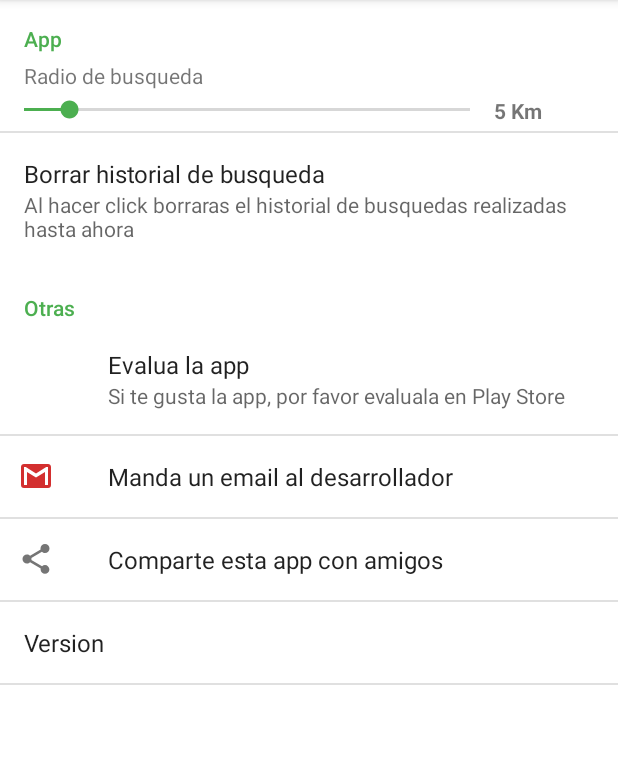
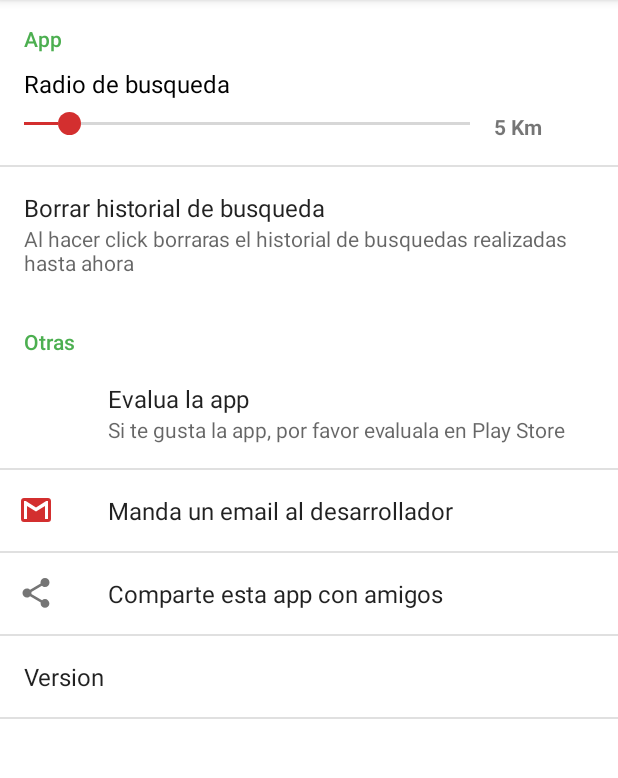
Before and after one commit to cahergil/Farmacias, an Android app: the fragment SettingsFragment shown on its own in the app's theme, on a phone screen of 412 x 824 dp, the part 84-862 px from its top. Run offline under Robolectric (Android 15) with nearby library versions, the phone set to English and light mode, and no system bars; libraries missing offline, so code that uses them is left out: com.bettervectordrawable.utils; 1 statement that could not run was skipped.

Commit message:
fix:  now Seekbar control slides . No need to implement onTouchListener to handle actions down->move of the thumb. The control has already this functionlity out the box, just update the summary.

```diff
--- a/app/src/main/java/com/chernandezgil/farmacias/customwidget/SeekBarPreference.java
+++ b/app/src/main/java/com/chernandezgil/farmacias/customwidget/SeekBarPreference.java
@@ -2,24 +2,36 @@ package com.chernandezgil.farmacias.customwidget;
 
 import android.content.Context;
 import android.content.res.TypedArray;
+import android.os.Parcel;
+import android.os.Parcelable;
 import android.preference.Preference;
+import android.support.v4.content.ContextCompat;
 import android.util.AttributeSet;
+import android.util.Log;
 import android.view.LayoutInflater;
+import android.view.MotionEvent;
 import android.view.View;
 import android.view.ViewGroup;
 import android.widget.SeekBar;
 import android.widget.TextView;
 
 import com.chernandezgil.farmacias.R;
+import com.chernandezgil.farmacias.Utilities.Utils;
 
 /**
  * Created by Carlos on 11/08/2016.
  */
-public class SeekBarPreference extends Preference implements SeekBar.OnSeekBarChangeListener {
+
+//see https://developer.android.com/guide/topics/ui/settings.html#Custom
+public class SeekBarPreference extends Preference
+        implements SeekBar.OnSeekBarChangeListener {
+
+    private static final int DEFAULT_VALUE = 5;
+    private static final String LOG_TAG = SeekBarPreference.class.getSimpleName();
     private SeekBar mSeekBar;
     private int mProgress;
-
     private int mMax;
+    private TextView tvSummary;
 
 
     public SeekBarPreference(Context context) {
@@ -50,8 +62,10 @@ public class SeekBarPreference extends Preference implements SeekBar.OnSeekBarCh
     @Override
     protected View onCreateView(ViewGroup parent) {
         super.onCreateView(parent);
+        Utils.logD(LOG_TAG, "onCreateView");
         LayoutInflater inflater = (LayoutInflater) getContext().getSystemService(Context.LAYOUT_INFLATER_SERVICE);
         View view = inflater.inflate(R.layout.preference_seekbar, parent, false);
+        tvSummary = (TextView) view.findViewById(android.R.id.summary);
         mSeekBar = (SeekBar) view.findViewById(R.id.seekbar);
         mSeekBar.setProgress(mProgress);
         mSeekBar.setMax(mMax);
@@ -59,37 +73,70 @@ public class SeekBarPreference extends Preference implements SeekBar.OnSeekBarCh
         return view;
     }
 
-
     @Override
     public void onProgressChanged(SeekBar seekBar, int progress, boolean fromUser) {
+        Utils.logD(LOG_TAG, "onProgressChanged");
+
         if (!fromUser)
             return;
 
-        setValue(progress);
-        callChangeListener(progress);
-      //  mValue.setText(""+progress);
+
+        mSeekBar.setProgress(progress);
+        tvSummary.setText(getContext().getString(R.string.sbp_distance, progress));
+        if (shouldPersist()) {
+            persistInt(progress);
+        }
+
+       //not call this, freezes the seekbar
+      //callChangeListener(progress);
+
+
     }
 
     @Override
     public void onStartTrackingTouch(SeekBar seekBar) {
-        // not used
+        Log.d("", "onStartTrackingTouch");
+
     }
 
     @Override
     public void onStopTrackingTouch(SeekBar seekBar) {
-        // not used
+        Log.d("", "onStopTrackingTouch");
+        //mSeekBar.setSecondaryProgress(seekBar.getProgress());
+
     }
 
+    //the following two methods are called before onCreateView.
+
+    //if we specify android:defaultValue in xml this code will run.
+    // El motivo por el que hay implementar este método para extraer el
+    // valor predeterminado del atributo es que debes especificar un valor
+    // predeterminado local para el atributo en caso de que el valor no esté definido
     @Override
     protected Object onGetDefaultValue(TypedArray a, int index) {
-        return a.getInt(index, 0);
+        Utils.logD(LOG_TAG, "onGetDefaultValue:index:" + index);
+        Utils.logD(LOG_TAG, "onGetDefaultValue:a.getInt(index,0):" + a.getInt(index, 0));
+
+        return a.getInt(index, DEFAULT_VALUE);
     }
+
+    //see https://developer.android.com/guide/topics/ui/settings.html#Custom
+    // if there is already a persistent value then restoreValue returns true,
+    // else returns false and defaultValue takes the default value from xml
     @Override
     protected void onSetInitialValue(boolean restoreValue, Object defaultValue) {
-        setValue(restoreValue ? getPersistedInt(mProgress) : (Integer) defaultValue);
+        Utils.logD(LOG_TAG, "onSetInitialValue:" + restoreValue + ",defaultvalue:" + (Integer) defaultValue);
+
+        //getPersistedInt in theory doesn't need a value,
+        // because it simply gets the persisted value
+        // whichever it be, but it has a parameter
+        // in case it can't found it
+
+        setValue(restoreValue ? getPersistedInt(DEFAULT_VALUE) : (Integer) defaultValue);
     }
 
     public void setValue(int value) {
+        Utils.logD(LOG_TAG, "setValue");
         if (shouldPersist()) {
             persistInt(value);
         }
@@ -100,4 +147,40 @@ public class SeekBarPreference extends Preference implements SeekBar.OnSeekBarCh
         }
     }
 
+
+    private static class SavedState extends BaseSavedState {
+        // Member that holds the setting's value
+        // Change this data type to match the type saved by your Preference
+        int value;
+
+        public SavedState(Parcelable superState) {
+            super(superState);
+        }
+
+        public SavedState(Parcel source) {
+            super(source);
+            // Get the current preference's value
+            value = source.readInt();  // Change this to read the appropriate data type
+        }
+
+        @Override
+        public void writeToParcel(Parcel dest, int flags) {
+            super.writeToParcel(dest, flags);
+            // Write the preference's value
+            dest.writeInt(value);  // Change this to write the appropriate data type
+        }
+
+        // Standard creator object using an instance of this class
+        public static final Parcelable.Creator<SavedState> CREATOR =
+                new Parcelable.Creator<SavedState>() {
+
+                    public SavedState createFromParcel(Parcel in) {
+                        return new SavedState(in);
+                    }
+
+                    public SavedState[] newArray(int size) {
+                        return new SavedState[size];
+                    }
+                };
+    }
 }
--- a/app/src/main/java/com/chernandezgil/farmacias/ui/fragment/SettingsFragment.java
+++ b/app/src/main/java/com/chernandezgil/farmacias/ui/fragment/SettingsFragment.java
@@ -36,7 +36,6 @@ public class SettingsFragment extends PreferenceFragment implements Preference.O
         // Load the preferences from an XML resource
         addPreferencesFromResource(R.xml.pref_general);
         bindPreferenceSummaryToValue(findPreference(getString(R.string.seek_bar_key)));
-
         bindPreferenceSummaryToValue(findPreference(getString(R.string.pref_rate_key)));
         bindPreferenceSummaryToValue(findPreference(getString(R.string.pref_email_key)));
         bindPreferenceSummaryToValue(findPreference(getString(R.string.pref_share_app_key)));
@@ -97,6 +96,8 @@ public class SettingsFragment extends PreferenceFragment implements Preference.O
     public boolean onPreferenceChange(Preference preference, Object newValue) {
         String stringValue = newValue.toString();
 
+        //only used the first "load". Subsequent changes not because in SeekbarPreferences don't call
+        //to update listeners
         if (preference instanceof SeekBarPreference) {
             preference.setSummary(("" + stringValue + " Km"));
 
--- /dev/null
+++ b/app/src/main/res/drawable/shape_progress_thumb.xml
@@ -0,0 +1,8 @@
+<?xml version="1.0" encoding="utf-8"?>
+<shape
+    xmlns:android="http://schemas.android.com/apk/res/android"
+    android:shape="oval">
+    <solid android:color="@color/red_700" />
+    <size android:height="15dp" android:width="15dp"></size>
+
+</shape>
--- a/app/src/main/res/layout/preference_seekbar.xml
+++ b/app/src/main/res/layout/preference_seekbar.xml
@@ -10,22 +10,26 @@
         android:layout_width="match_parent"
         android:layout_height="wrap_content"
         android:id="@+id/title"
+        android:textSize="16sp"
+        android:textColor="@color/black"
         android:text="Radio de busqueda"
         android:layout_marginLeft="16dp"
-        android:layout_marginBottom="4dp"
-        android:layout_marginTop="4dp"
+        android:layout_marginTop="8dp"
         />
 
     <LinearLayout
         android:layout_width="match_parent"
         android:layout_height="wrap_content"
-        android:layout_marginBottom="4dp">
+        android:layout_marginTop="8dp"
+        android:layout_marginBottom="16dp">
 
         <SeekBar
             android:id="@+id/seekbar"
             android:layout_width="0dp"
             android:layout_height="wrap_content"
-            android:layout_weight="8" />
+            android:layout_weight="8"
+            android:progressTint="@color/red_700"
+            android:thumb="@drawable/shape_progress_thumb"/>
 
         <TextView
             android:id="@android:id/summary"
--- a/app/src/main/res/values/strings.xml
+++ b/app/src/main/res/values/strings.xml
@@ -105,5 +105,7 @@
     <string name="cbn_alrededor" translatable="true">Cerca</string>
     <string name="cbn_buscar" translatable="true">Buscar</string>
     <string name="cbn_favoritos" translatable="true">Favoritos</string>
+    <!-- SeekBarPreference -->
+    <string name="sbp_distance"><xliff:g id="distance">%1$1d</xliff:g> Km</string>
 
 </resources>
```
